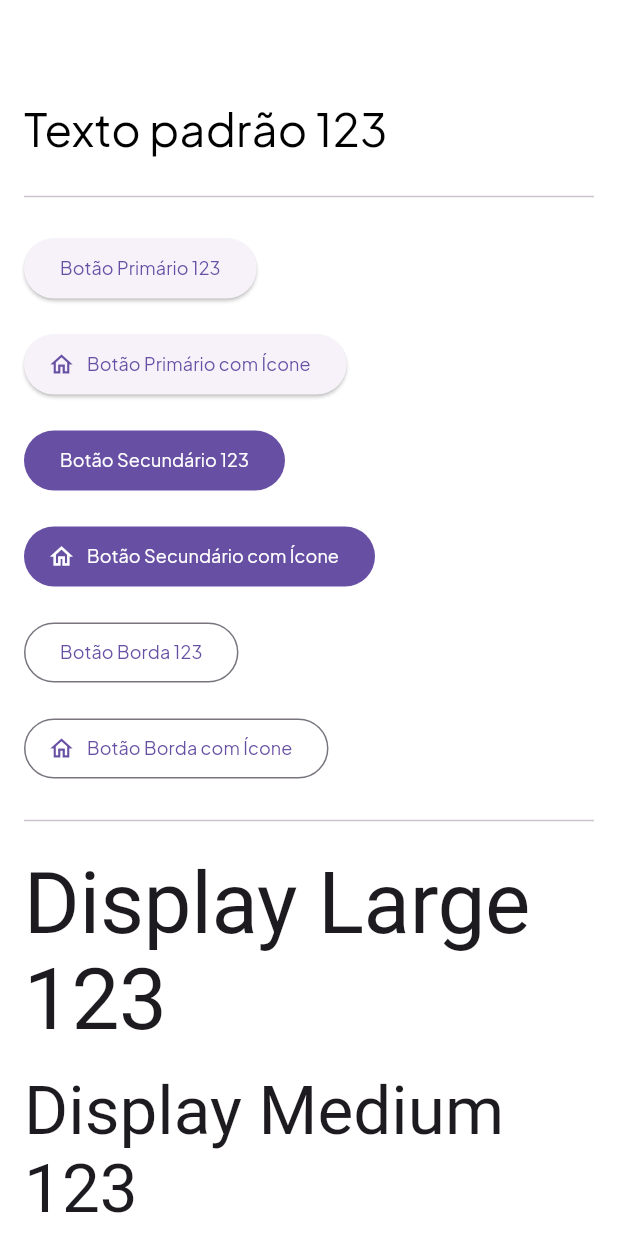
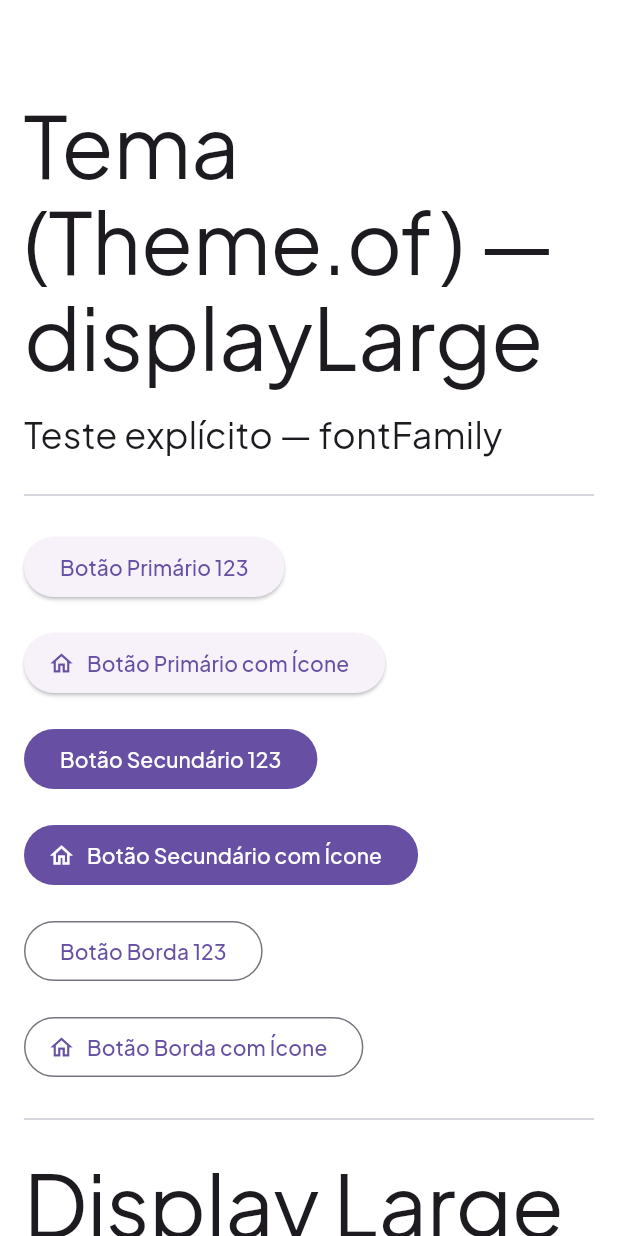
Before and after one commit to alexandreraminelli/aplicativo-lanchonete-escolar, a Flutter app: the screen it shows after launch, on a phone screen of 412 x 824 dp. Run offline on Flutter 3.47's test engine with Material 3 defaults, Android fonts, the phone set to English and light mode, and no system bars.

Commit message:
fix(text-theme): corrigir problemas no textThemes do Material Design

```diff
--- a/gosnack_client/lib/app.dart
+++ b/gosnack_client/lib/app.dart
@@ -1,4 +1,5 @@
 import 'package:flutter/material.dart';
+import 'package:gosnack_client/theme_test.dart';
 import 'package:gosnack_client/utils/theme/theme.dart';
 
 /// Widget raiz da aplicação.
@@ -19,127 +20,7 @@ class App extends StatelessWidget {
       // TODO: Rotas
 
       // TODO: Tela de carregamento até decidir qual tela mostrar
-      home: Scaffold(
-        body: SingleChildScrollView(
-          padding: const EdgeInsets.all(16.0),
-          child: Column(
-            crossAxisAlignment: CrossAxisAlignment.start,
-            spacing: 16.0,
-            children: [
-              const SizedBox(height: 32.0),
-              Text("Texto padrão 123", style: TextStyle(fontSize: 30.0)),
-              const Divider(),
-
-              ElevatedButton(
-                onPressed: () {},
-                child: Text("Botão Primário 123"),
-              ),
-              ElevatedButton.icon(
-                onPressed: () {},
-                icon: Icon(Icons.home_outlined),
-                label: Text("Botão Primário com Ícone"),
-              ),
-
-              FilledButton(
-                onPressed: () {},
-                child: Text("Botão Secundário 123"),
-              ),
-              FilledButton.icon(
-                onPressed: () {},
-                icon: Icon(Icons.home_outlined),
-                label: Text("Botão Secundário com Ícone"),
-              ),
-
-              OutlinedButton(onPressed: () {}, child: Text("Botão Borda 123")),
-              OutlinedButton.icon(
-                onPressed: () {},
-                icon: Icon(Icons.home_outlined),
-                label: Text("Botão Borda com Ícone"),
-              ),
-
-              const Divider(),
-
-              // Display Styles
-              Text(
-                'Display Large 123',
-                style: Theme.of(context).textTheme.displayLarge,
-              ),
-              Text(
-                'Display Medium 123',
-                style: Theme.of(context).textTheme.displayMedium,
-              ),
-              Text(
-                'Display Small 123',
-                style: Theme.of(context).textTheme.displaySmall,
-              ),
-
-              const Divider(height: 32),
-
-              // Headline Styles
-              Text(
-                'Headline Large 123',
-                style: Theme.of(context).textTheme.headlineLarge,
-              ),
-              Text(
-                'Headline Medium 123',
-                style: Theme.of(context).textTheme.headlineMedium,
-              ),
-              Text(
-                'Headline Small 123',
-                style: Theme.of(context).textTheme.headlineSmall,
-              ),
-
-              const Divider(height: 32),
-
-              // Title Styles
-              Text(
-                'Title Large 123',
-                style: Theme.of(context).textTheme.titleLarge,
-              ),
-              Text(
-                'Title Medium 123',
-                style: Theme.of(context).textTheme.titleMedium,
-              ),
-              Text(
-                'Title Small 123',
-                style: Theme.of(context).textTheme.titleSmall,
-              ),
-
-              const Divider(height: 32),
-
-              // Body Styles
-              Text(
-                'Body Large - usado para textos longos 123',
-                style: Theme.of(context).textTheme.bodyLarge,
-              ),
-              Text(
-                'Body Medium - padrão para a maioria dos textos 123',
-                style: Theme.of(context).textTheme.bodyMedium,
-              ),
-              Text(
-                'Body Small - textos secundários 123',
-                style: Theme.of(context).textTheme.bodySmall,
-              ),
-
-              const Divider(height: 32),
-
-              // Label Styles
-              Text(
-                'Label Large - Botões e CTAs 123',
-                style: Theme.of(context).textTheme.labelLarge,
-              ),
-              Text(
-                'Label Medium - Filtros e Chips 123',
-                style: Theme.of(context).textTheme.labelMedium,
-              ),
-              Text(
-                'Label Small - Timestamps e metadados 123',
-                style: Theme.of(context).textTheme.labelSmall,
-              ),
-            ],
-          ),
-        ),
-      ),
+      home: Scaffold(body: ThemeWidgetsTest()),
     );
   }
 }
--- /dev/null
+++ b/gosnack_client/lib/theme_test.dart
@@ -0,0 +1,130 @@
+import 'package:flutter/material.dart';
+
+class ThemeWidgetsTest extends StatelessWidget {
+  const ThemeWidgetsTest({super.key});
+
+  @override
+  Widget build(BuildContext context) {
+    return SingleChildScrollView(
+      padding: const EdgeInsets.all(16.0),
+      child: Column(
+        crossAxisAlignment: CrossAxisAlignment.start,
+        spacing: 16.0,
+        children: [
+          const SizedBox(height: 32.0),
+          Text(
+            'Tema (Theme.of) — displayLarge',
+            style: Theme.of(context).textTheme.displayLarge,
+          ),
+          Text(
+            'Teste explícito — fontFamily',
+            style: TextStyle(fontFamily: 'PlusJakartaSans', fontSize: 24),
+          ),
+
+          const Divider(),
+
+          ElevatedButton(onPressed: () {}, child: Text("Botão Primário 123")),
+          ElevatedButton.icon(
+            onPressed: () {},
+            icon: Icon(Icons.home_outlined),
+            label: Text("Botão Primário com Ícone"),
+          ),
+
+          FilledButton(onPressed: () {}, child: Text("Botão Secundário 123")),
+          FilledButton.icon(
+            onPressed: () {},
+            icon: Icon(Icons.home_outlined),
+            label: Text("Botão Secundário com Ícone"),
+          ),
+
+          OutlinedButton(onPressed: () {}, child: Text("Botão Borda 123")),
+          OutlinedButton.icon(
+            onPressed: () {},
+            icon: Icon(Icons.home_outlined),
+            label: Text("Botão Borda com Ícone"),
+          ),
+
+          const Divider(),
+
+          // Display Styles
+          Text(
+            'Display Large 123',
+            style: Theme.of(context).textTheme.displayLarge,
+          ),
+          Text(
+            'Display Medium 123',
+            style: Theme.of(context).textTheme.displayMedium,
+          ),
+          Text(
+            'Display Small 123',
+            style: Theme.of(context).textTheme.displaySmall,
+          ),
+
+          const Divider(height: 32),
+
+          // Headline Styles
+          Text(
+            'Headline Large 123',
+            style: Theme.of(context).textTheme.headlineLarge,
+          ),
+          Text(
+            'Headline Medium 123',
+            style: Theme.of(context).textTheme.headlineMedium,
+          ),
+          Text(
+            'Headline Small 123',
+            style: Theme.of(context).textTheme.headlineSmall,
+          ),
+
+          const Divider(height: 32),
+
+          // Title Styles
+          Text(
+            'Title Large 123',
+            style: Theme.of(context).textTheme.titleLarge,
+          ),
+          Text(
+            'Title Medium 123',
+            style: Theme.of(context).textTheme.titleMedium,
+          ),
+          Text(
+            'Title Small 123',
+            style: Theme.of(context).textTheme.titleSmall,
+          ),
+
+          const Divider(height: 32),
+
+          // Body Styles
+          Text(
+            'Body Large - usado para textos longos 123',
+            style: Theme.of(context).textTheme.bodyLarge,
+          ),
+          Text(
+            'Body Medium - padrão para a maioria dos textos 123',
+            style: Theme.of(context).textTheme.bodyMedium,
+          ),
+          Text(
+            'Body Small - textos secundários 123',
+            style: Theme.of(context).textTheme.bodySmall,
+          ),
+
+          const Divider(height: 32),
+
+          // Label Styles
+          Text(
+            'Label Large - Botões e CTAs 123',
+            style: Theme.of(context).textTheme.labelLarge,
+          ),
+          Text(
+            'Label Medium - Filtros e Chips 123',
+            style: Theme.of(context).textTheme.labelMedium,
+          ),
+          Text(
+            'Label Small - Timestamps e metadados 123',
+            style: Theme.of(context).textTheme.labelSmall,
+          ),
+        ],
+      ),
+    );
+  }
+}
--- a/gosnack_client/lib/utils/theme/base/text_theme.dart
+++ /dev/null
@@ -1,204 +0,0 @@
-import 'package:flutter/material.dart';
-
-/// Tema de texto personalizado do app.
-class AppTextTheme {
-  AppTextTheme._(); // Construtor privado para evitar instanciação
-
-  static const String defaultFont = "Plus Jakarta Sans";
-
-  /// Tema de texto no modo claro.
-  static TextTheme lightTextTheme = TextTheme(
-    displayLarge: const TextStyle().copyWith(
-      fontSize: 57.0,
-      fontWeight: FontWeight.w400,
-      color: Colors.black,
-      fontFamily: defaultFont,
-    ),
-    displayMedium: const TextStyle().copyWith(
-      fontSize: 45.0,
-      fontWeight: FontWeight.w400,
-      color: Colors.black,
-      fontFamily: defaultFont,
-    ),
-    displaySmall: const TextStyle().copyWith(
-      fontSize: 36.0,
-      fontWeight: FontWeight.w400,
-      color: Colors.black,
-      fontFamily: defaultFont,
-    ),
-
-    headlineLarge: const TextStyle().copyWith(
-      fontSize: 32.0,
-      fontWeight: FontWeight.bold,
-      color: Colors.black,
-      fontFamily: defaultFont,
-    ),
-    headlineMedium: const TextStyle().copyWith(
-      fontSize: 24.0,
-      fontWeight: FontWeight.w600,
-      color: Colors.black,
-      fontFamily: defaultFont,
-    ),
-    headlineSmall: const TextStyle().copyWith(
-      fontSize: 18.0,
-      fontWeight: FontWeight.w600,
-      color: Colors.black,
-      fontFamily: defaultFont,
-    ),
-
-    titleLarge: const TextStyle().copyWith(
-      fontSize: 16.0,
-      fontWeight: FontWeight.w600,
-      color: Colors.black,
-      fontFamily: defaultFont,
-    ),
-    titleMedium: const TextStyle().copyWith(
-      fontSize: 16.0,
-      fontWeight: FontWeight.w500,
-      color: Colors.black,
-      fontFamily: defaultFont,
-    ),
-    titleSmall: const TextStyle().copyWith(
-      fontSize: 16.0,
-      fontWeight: FontWeight.w400,
-      color: Colors.black,
-      fontFamily: defaultFont,
-    ),
-
-    bodyLarge: const TextStyle().copyWith(
-      fontSize: 14.0,
-      fontWeight: FontWeight.w500,
-      color: Colors.black,
-      fontFamily: defaultFont,
-    ),
-    bodyMedium: const TextStyle().copyWith(
-      fontSize: 14.0,
-      fontWeight: FontWeight.normal,
-      color: Colors.black,
-      fontFamily: defaultFont,
-    ),
-    bodySmall: const TextStyle().copyWith(
-      fontSize: 14.0,
-      fontWeight: FontWeight.w500,
-      color: Colors.black.withValues(alpha: 0.5),
-      fontFamily: defaultFont,
-    ),
-
-    labelLarge: const TextStyle().copyWith(
-      fontSize: 12.0,
-      fontWeight: FontWeight.normal,
-      color: Colors.black,
-      fontFamily: defaultFont,
-    ),
-    labelMedium: const TextStyle().copyWith(
-      fontSize: 12.0,
-      fontWeight: FontWeight.normal,
-      color: Colors.black.withValues(alpha: 0.5),
-      fontFamily: defaultFont,
-    ),
-    labelSmall: const TextStyle().copyWith(
-      fontSize: 11.0,
-      fontWeight: FontWeight.normal,
-      color: Colors.black.withValues(alpha: 0.5),
-      fontFamily: defaultFont,
-    ),
-  );
-
-  /// Tema de texto no modo escuro.
-  static TextTheme darkTextTheme = TextTheme(
-    displayLarge: const TextStyle().copyWith(
-      fontSize: 57.0,
-      fontWeight: FontWeight.w400,
-      color: Colors.white,
-      fontFamily: defaultFont,
-    ),
-    displayMedium: const TextStyle().copyWith(
-      fontSize: 45.0,
-      fontWeight: FontWeight.w400,
-      color: Colors.white,
-      fontFamily: defaultFont,
-    ),
-    displaySmall: const TextStyle().copyWith(
-      fontSize: 36.0,
-      fontWeight: FontWeight.w400,
-      color: Colors.white,
-      fontFamily: defaultFont,
-    ),
-
-    headlineLarge: const TextStyle().copyWith(
-      fontSize: 32.0,
-      fontWeight: FontWeight.bold,
-      color: Colors.white,
-      fontFamily: defaultFont,
-    ),
-    headlineMedium: const TextStyle().copyWith(
-      fontSize: 24.0,
-      fontWeight: FontWeight.w600,
-      color: Colors.white,
-      fontFamily: defaultFont,
-    ),
-    headlineSmall: const TextStyle().copyWith(
-      fontSize: 18.0,
-      fontWeight: FontWeight.w600,
-      color: Colors.white,
-      fontFamily: defaultFont,
-    ),
-
-    titleLarge: const TextStyle().copyWith(
-      fontSize: 16.0,
-      fontWeight: FontWeight.w600,
-      color: Colors.white,
-      fontFamily: defaultFont,
-    ),
-    titleMedium: const TextStyle().copyWith(
-      fontSize: 16.0,
-      fontWeight: FontWeight.w500,
-      color: Colors.white,
-      fontFamily: defaultFont,
-    ),
-    titleSmall: const TextStyle().copyWith(
-      fontSize: 16.0,
-      fontWeight: FontWeight.w400,
-      color: Colors.white,
-      fontFamily: defaultFont,
-    ),
-
-    bodyLarge: const TextStyle().copyWith(
-      fontSize: 14.0,
-      fontWeight: FontWeight.w500,
-      color: Colors.white,
-      fontFamily: defaultFont,
-    ),
-    bodyMedium: const TextStyle().copyWith(
-      fontSize: 14.0,
-      fontWeight: FontWeight.normal,
-      color: Colors.white,
-      fontFamily: defaultFont,
-    ),
-    bodySmall: const TextStyle().copyWith(
-      fontSize: 14.0,
-      fontWeight: FontWeight.w500,
-      color: Colors.white.withValues(alpha: 0.5),
-      fontFamily: defaultFont,
-    ),
-
-    labelLarge: const TextStyle().copyWith(
-      fontSize: 12.0,
-      fontWeight: FontWeight.normal,
-      color: Colors.white,
-      fontFamily: defaultFont,
-    ),
-    labelMedium: const TextStyle().copyWith(
-      fontSize: 12.0,
-      fontWeight: FontWeight.normal,
-      color: Colors.white.withValues(alpha: 0.5),
-      fontFamily: defaultFont,
-    ),
-    labelSmall: const TextStyle().copyWith(
-      fontSize: 11.0,
-      fontWeight: FontWeight.normal,
-      color: Colors.white.withValues(alpha: 0.5),
-      fontFamily: defaultFont,
-    ),
-  );
-}
--- a/gosnack_client/lib/utils/theme/theme.dart
+++ b/gosnack_client/lib/utils/theme/theme.dart
@@ -1,20 +1,20 @@
 import 'package:flutter/material.dart';
 import 'package:gosnack_client/utils/constants/styles/colors.dart';
-import 'package:gosnack_client/utils/theme/base/text_theme.dart';
 
 /// Tema da aplicação.
 class AppTheme {
   AppTheme._(); // Construtor privado para evitar instanciação
+
+  static const String defaultFont = "PlusJakartaSans";
 
   /// Tema base com as propriedades compartilhadas entre o modo claro e escuro.
   static ThemeData _baseTheme({
     // Cores
     required Brightness brightness,
     required Color scaffoldBackgroundColor,
-    // Tipografia
-    required TextTheme textTheme,
     // Widgets
-  }) => ThemeData(
+  }) {
+    final base = ThemeData(
       useMaterial3: true,
 
       // -- Cores
@@ -23,11 +23,15 @@ class AppTheme {
       scaffoldBackgroundColor: scaffoldBackgroundColor,
 
       // -- Tipografia
-    fontFamily: AppTextTheme.defaultFont,
-    textTheme: textTheme,
+      fontFamily: defaultFont,
 
       // -- Widgets do Material Design
     );
+
+    return base.copyWith(
+      textTheme: base.textTheme.apply(fontFamily: defaultFont),
+    );
+  }
 
   /* ------------------------------------------------------------------------ */
   /// Tema da aplicação no modo claro.
@@ -35,9 +39,6 @@ class AppTheme {
     // -- Cores
     brightness: Brightness.light,
     scaffoldBackgroundColor: Colors.white,
-
-    // -- Tipografia
-    textTheme: AppTextTheme.lightTextTheme,
 
     // -- Widgets do Material Design
   );
@@ -49,9 +50,6 @@ class AppTheme {
     brightness: Brightness.dark,
     scaffoldBackgroundColor: Colors.black,
 
-    // -- Tipografia
-    textTheme: AppTextTheme.darkTextTheme,
-
     // -- Widgets do Material Design
   );
 }
--- a/gosnack_client/pubspec.yaml
+++ b/gosnack_client/pubspec.yaml
@@ -69,7 +69,7 @@ flutter:
 
   # Local Fonts
   fonts:
-    - family: Plus Jakarta Sans
+    - family: PlusJakartaSans
       fonts:
         - asset: assets/fonts/PlusJakartaSans-VariableFont_wght.ttf
         - asset: assets/fonts/PlusJakartaSans-Italic-VariableFont_wght.ttf
```
Lines whose indentation alone changed are shown as unchanged.
